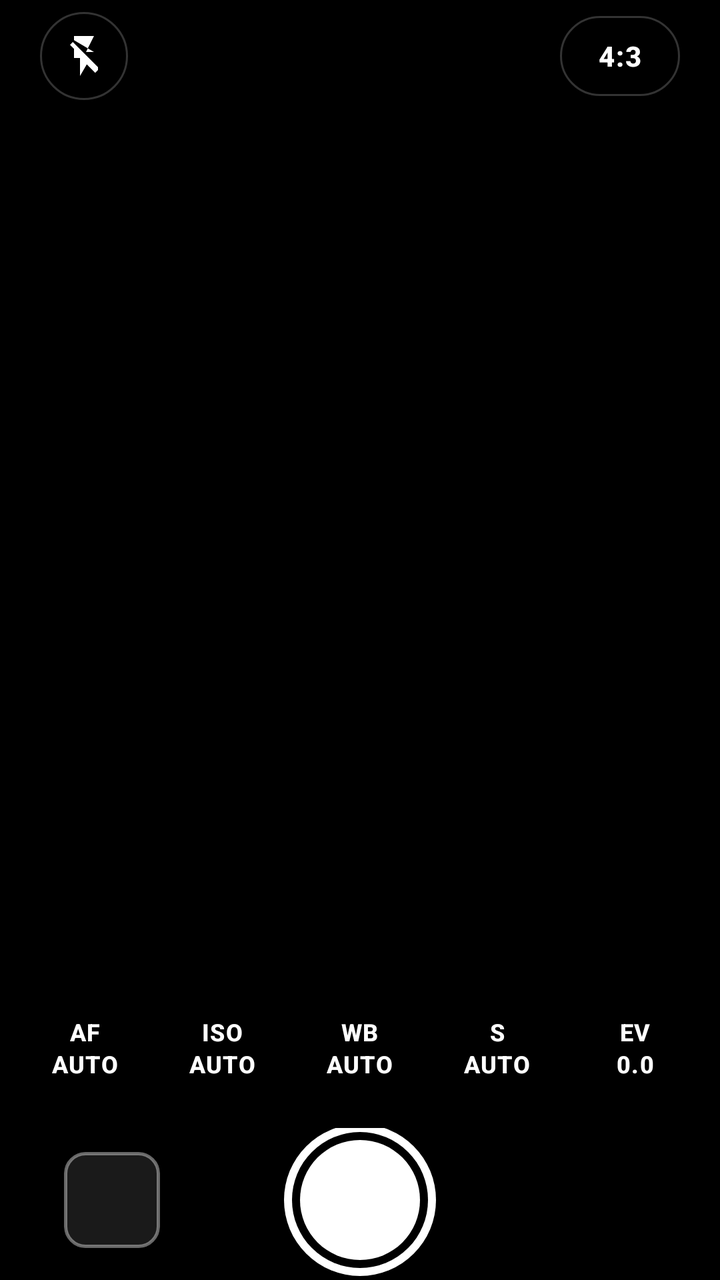
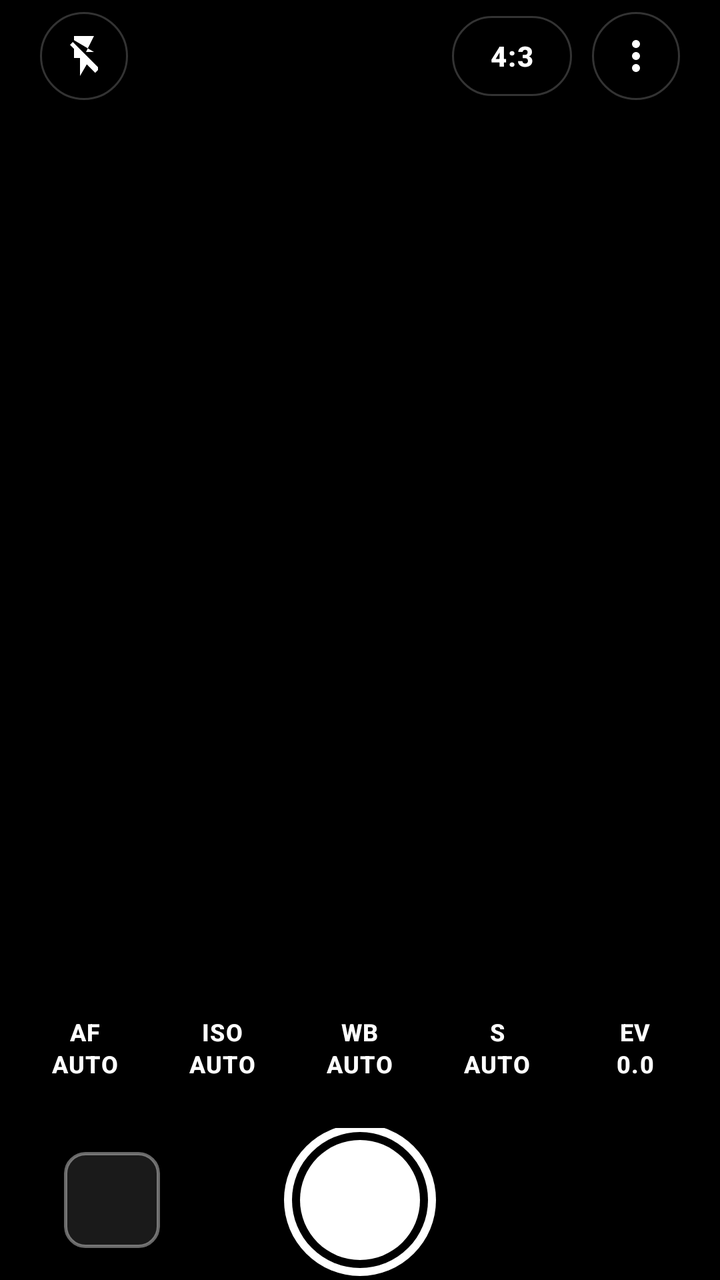

Two renders of the same Android screen: before a commit and after it. Below are the layout's source before the change and the commit's diff.
<!-- AndroidManifest.xml: activity theme Theme.ProCamera -->
<!-- res/layout/activity_main.xml -->
<?xml version="1.0" encoding="utf-8"?>
<RelativeLayout xmlns:android="http://schemas.android.com/apk/res/android"
    android:id="@+id/root_layout"
    android:layout_width="match_parent"
    android:layout_height="match_parent"
    android:background="@color/black_pure">

    <TextureView
        android:id="@+id/view_finder"
        android:layout_width="match_parent"
        android:layout_height="match_parent"
        android:layout_centerInParent="true" />

    <View
        android:layout_width="match_parent"
        android:layout_height="120dp"
        android:layout_alignParentTop="true"
        android:background="@drawable/bg_top_gradient" />

    <View
        android:layout_width="match_parent"
        android:layout_height="280dp"
        android:layout_alignParentBottom="true"
        android:background="@drawable/bg_bottom_gradient" />

    <RelativeLayout
        android:id="@+id/focus_ring"
        android:layout_width="92dp"
        android:layout_height="92dp"
        android:layout_centerInParent="true"
        android:background="@drawable/focus_frame"
        android:visibility="gone">

        <LinearLayout
            android:layout_width="wrap_content"
            android:layout_height="wrap_content"
            android:layout_centerHorizontal="true"
            android:layout_alignParentBottom="true"
            android:layout_marginBottom="-22dp"
            android:background="@drawable/bg_auto_pill"
            android:paddingStart="10dp"
            android:paddingEnd="10dp"
            android:paddingTop="3dp"
            android:paddingBottom="3dp">

            <TextView
                android:id="@+id/focus_ev_text"
                android:layout_width="wrap_content"
                android:layout_height="wrap_content"
                android:text="EV 0.0"
                android:textColor="@color/accent_yellow"
                android:textSize="11sp"
                android:textStyle="bold" />
        </LinearLayout>
    </RelativeLayout>

    <LinearLayout
        android:id="@+id/top_bar"
        android:layout_width="match_parent"
        android:layout_height="56dp"
        android:layout_alignParentTop="true"
        android:layout_marginTop="0dp"
        android:gravity="center_vertical"
        android:orientation="horizontal"
        android:paddingStart="20dp"
        android:paddingEnd="20dp">

        <ImageView
            android:id="@+id/btn_flash"
            android:layout_width="44dp"
            android:layout_height="44dp"
            android:padding="10dp"
            android:background="@drawable/bg_circle_button"
            android:contentDescription="@string/cd_flash"
            android:scaleType="fitCenter"
            android:src="@drawable/ic_flash_off"
            android:tint="@android:color/white" />

        <View
            android:layout_width="0dp"
            android:layout_height="1dp"
            android:layout_weight="1" />

        <TextView
            android:id="@+id/btn_ratio"
            style="@style/TopBarText"
            android:layout_width="wrap_content"
            android:layout_height="40dp"
            android:minWidth="60dp"
            android:gravity="center"
            android:paddingStart="16dp"
            android:paddingEnd="16dp"
            android:background="@drawable/bg_pill_button"
            android:text="@string/ratio_4_3" />
    </LinearLayout>

    <LinearLayout
        android:id="@+id/bottom_controls"
        android:layout_width="match_parent"
        android:layout_height="wrap_content"
        android:layout_alignParentBottom="true"
        android:orientation="vertical"
        android:paddingBottom="0dp"
        android:paddingTop="8dp">

        <LinearLayout
            android:id="@+id/slider_panel"
            android:layout_width="match_parent"
            android:layout_height="wrap_content"
            android:orientation="vertical"
            android:gravity="center"
            android:layout_marginStart="20dp"
            android:layout_marginEnd="20dp"
            android:paddingStart="20dp"
            android:paddingEnd="20dp"
            android:paddingTop="14dp"
            android:paddingBottom="12dp"
            android:background="@drawable/bg_panel"
            android:visibility="gone">

            <TextView
                android:id="@+id/slider_value_title"
                style="@style/SliderTitle"
                android:layout_width="wrap_content"
                android:layout_height="wrap_content"
                android:paddingBottom="6dp"
                android:text="ISO 100" />

            <SeekBar
                android:id="@+id/setting_seekbar"
                android:layout_width="match_parent"
                android:layout_height="wrap_content"
                android:max="100"
                android:progress="0"
                android:thumb="@drawable/ruler_thumb"
                android:progressTint="@color/accent_yellow"
                android:thumbTint="@color/accent_yellow"
                android:progressBackgroundTint="@color/white_20"
                android:background="@android:color/transparent"
                android:paddingStart="8dp"
                android:paddingEnd="8dp"
                android:minHeight="32dp"
                android:splitTrack="false" />

            <TextView
                android:id="@+id/btn_auto_toggle"
                style="@style/AutoToggleText"
                android:layout_width="wrap_content"
                android:layout_height="wrap_content"
                android:layout_marginTop="10dp"
                android:background="@drawable/bg_auto_pill"
                android:paddingStart="16dp"
                android:paddingEnd="16dp"
                android:paddingTop="6dp"
                android:paddingBottom="6dp"
                android:text="@string/mode_auto" />
        </LinearLayout>

        <LinearLayout
            android:layout_width="match_parent"
            android:layout_height="wrap_content"
            android:orientation="horizontal"
            android:gravity="center"
            android:paddingStart="8dp"
            android:paddingEnd="8dp"
            android:paddingBottom="20dp"
            android:paddingTop="14dp">

            <TextView
                android:id="@+id/btn_af"
                style="@style/ModeButtonText"
                android:layout_width="0dp"
                android:layout_height="wrap_content"
                android:layout_weight="1"
                android:text="AF\nAUTO" />

            <TextView
                android:id="@+id/btn_iso"
                style="@style/ModeButtonText"
                android:layout_width="0dp"
                android:layout_height="wrap_content"
                android:layout_weight="1"
                android:text="ISO\nAUTO" />

            <TextView
                android:id="@+id/btn_wb"
                style="@style/ModeButtonText"
                android:layout_width="0dp"
                android:layout_height="wrap_content"
                android:layout_weight="1"
                android:text="WB\nAUTO" />

            <TextView
                android:id="@+id/btn_s"
                style="@style/ModeButtonText"
                android:layout_width="0dp"
                android:layout_height="wrap_content"
                android:layout_weight="1"
                android:text="S\nAUTO" />

            <TextView
                android:id="@+id/btn_ev"
                style="@style/ModeButtonText"
                android:layout_width="0dp"
                android:layout_height="wrap_content"
                android:layout_weight="1"
                android:text="EV\n0.0" />
        </LinearLayout>

        <RelativeLayout
            android:layout_width="match_parent"
            android:layout_height="wrap_content"
            android:paddingStart="32dp"
            android:paddingEnd="32dp"
            android:paddingTop="4dp">

            <ImageView
                android:id="@+id/thumbnail_view"
                android:layout_width="48dp"
                android:layout_height="48dp"
                android:layout_centerVertical="true"
                android:layout_alignParentStart="true"
                android:scaleType="centerCrop"
                android:background="@drawable/bg_thumbnail"
                android:clipToOutline="true"
                android:contentDescription="@string/cd_thumbnail" />

            <View
                android:id="@+id/btn_capture"
                android:layout_width="76dp"
                android:layout_height="76dp"
                android:layout_centerInParent="true"
                android:background="@drawable/shutter_button"
                android:contentDescription="@string/cd_shutter" />

            <View
                android:layout_width="48dp"
                android:layout_height="48dp"
                android:layout_centerVertical="true"
                android:layout_alignParentEnd="true"
                android:background="@android:color/transparent" />
        </RelativeLayout>
    </LinearLayout>

</RelativeLayout>
<!-- resources referenced by this layout -->
<resources>
  <color name="accent_yellow">#FFFFD60A</color>
  <color name="black_pure">#FF000000</color>
  <color name="white_20">#33FFFFFF</color>
  <!-- drawable bg_auto_pill (drawable) -->
  <?xml version="1.0" encoding="utf-8"?>
  <shape xmlns:android="http://schemas.android.com/apk/res/android"
      android:shape="rectangle">
      <solid android:color="#33FFD60A" />
      <corners android:radius="14dp" />
      <stroke
          android:width="1dp"
          android:color="#66FFD60A" />
  </shape>
  <!-- drawable bg_pill_button (drawable) -->
  <?xml version="1.0" encoding="utf-8"?>
  <shape xmlns:android="http://schemas.android.com/apk/res/android"
      android:shape="rectangle">
      <solid android:color="#33000000" />
      <corners android:radius="22dp" />
      <stroke
          android:width="1dp"
          android:color="@color/white_20" />
  </shape>
  <!-- drawable bg_thumbnail (drawable) -->
  <?xml version="1.0" encoding="utf-8"?>
  <shape xmlns:android="http://schemas.android.com/apk/res/android"
      android:shape="rectangle">
      <solid android:color="#1A1A1A" />
      <corners android:radius="10dp" />
      <stroke
          android:width="1.5dp"
          android:color="@color/white_40" />
  </shape>
  <!-- drawable bg_top_gradient (drawable) -->
  <?xml version="1.0" encoding="utf-8"?>
  <shape xmlns:android="http://schemas.android.com/apk/res/android"
      android:shape="rectangle">
      <gradient
          android:startColor="#CC000000"
          android:centerColor="#33000000"
          android:endColor="#00000000"
          android:angle="270" />
  </shape>
  <string name="cd_flash">Flash toggle</string>
  <string name="cd_shutter">Shutter button</string>
  <string name="cd_thumbnail">Last captured thumbnail</string>
  <string name="mode_auto">AUTO</string>
  <string name="ratio_4_3">4:3</string>
  <style name="AutoToggleText">
          <item name="android:textColor">@color/accent_yellow</item>
          <item name="android:textSize">12sp</item>
          <item name="android:textStyle">bold</item>
          <item name="android:letterSpacing">0.06</item>
          <item name="android:fontFamily">sans-serif-medium</item>
      </style>
  <style name="SliderTitle">
          <item name="android:textColor">@color/accent_yellow</item>
          <item name="android:textSize">13sp</item>
          <item name="android:textStyle">bold</item>
          <item name="android:letterSpacing">0.08</item>
          <item name="android:fontFamily">sans-serif-medium</item>
      </style>
  <style name="TopBarText">
          <item name="android:textColor">@android:color/white</item>
          <item name="android:textSize">14sp</item>
          <item name="android:textStyle">bold</item>
          <item name="android:letterSpacing">0.05</item>
          <item name="android:fontFamily">sans-serif-medium</item>
      </style>
  <style name="Theme.ProCamera" parent="Base.Theme.ProCamera" />
  <color name="panel_scrim">#B3000000</color>
  <color name="panel_border">#1AFFFFFF</color>
  <color name="white_40">#66FFFFFF</color>
  <color name="focus_ring_normal">#FFFFD60A</color>
  <!-- unchanged entries left out for length: 9 -->
</resources>

<!-- the commit's change to res/layout/activity_main.xml (unified diff, before → after) -->
@@ -92,6 +92,18 @@
             android:paddingEnd="16dp"
             android:background="@drawable/bg_pill_button"
             android:text="@string/ratio_4_3" />
+
+        <ImageView
+            android:id="@+id/btn_menu"
+            android:layout_width="44dp"
+            android:layout_height="44dp"
+            android:layout_marginStart="10dp"
+            android:padding="10dp"
+            android:background="@drawable/bg_circle_button"
+            android:contentDescription="@string/cd_menu"
+            android:scaleType="fitCenter"
+            android:src="@drawable/more_vert_24px"
+            android:tint="@android:color/white" />
     </LinearLayout>
 
     <LinearLayout
<!-- resource entries referenced after the edit -->
@@ -43,7 +43,18 @@
           android:endColor="#00000000"
           android:angle="270" />
   </shape>
+  <!-- drawable more_vert_24px (drawable) -->
+  <vector xmlns:android="http://schemas.android.com/apk/res/android"
+      android:width="24dp"
+      android:height="24dp"
+      android:viewportWidth="960"
+      android:viewportHeight="960">
+    <path
+        android:fillColor="@android:color/white"
+        android:pathData="M480,800Q447,800 423.5,776.5Q400,753 400,720Q400,687 423.5,663.5Q447,640 480,640Q513,640 536.5,663.5Q560,687 560,720Q560,753 536.5,776.5Q513,800 480,800ZM480,560Q447,560 423.5,536.5Q400,513 400,480Q400,447 423.5,423.5Q447,400 480,400Q513,400 536.5,423.5Q560,447 560,480Q560,513 536.5,536.5Q513,560 480,560ZM480,320Q447,320 423.5,296.5Q400,273 400,240Q400,207 423.5,183.5Q447,160 480,160Q513,160 536.5,183.5Q560,207 560,240Q560,273 536.5,296.5Q513,320 480,320Z"/>
+  </vector>
   <string name="cd_flash">Flash toggle</string>
+  <string name="cd_menu">Menu</string>
   <string name="cd_shutter">Shutter button</string>
   <string name="cd_thumbnail">Last captured thumbnail</string>
   <string name="mode_auto">AUTO</string>
